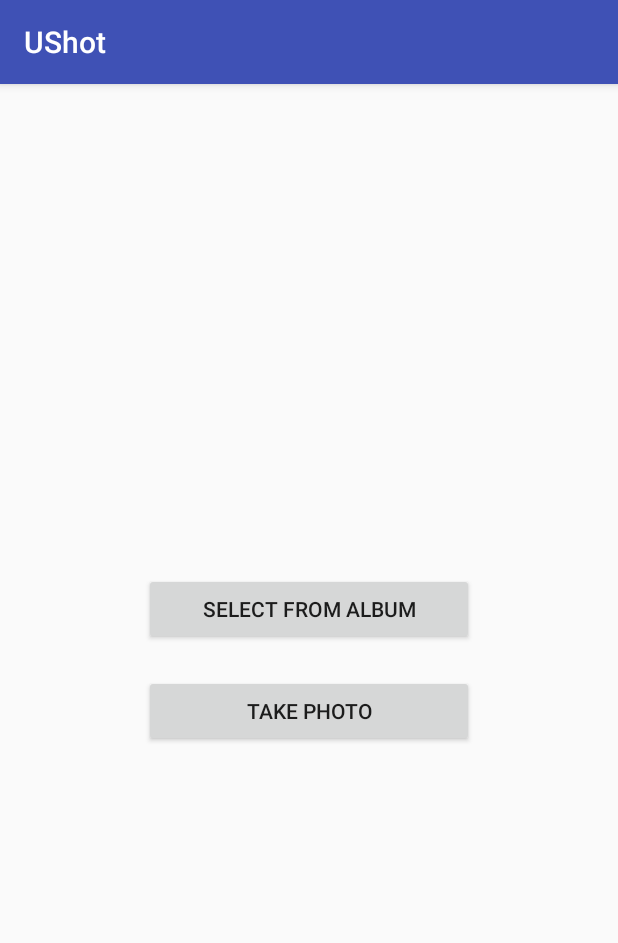
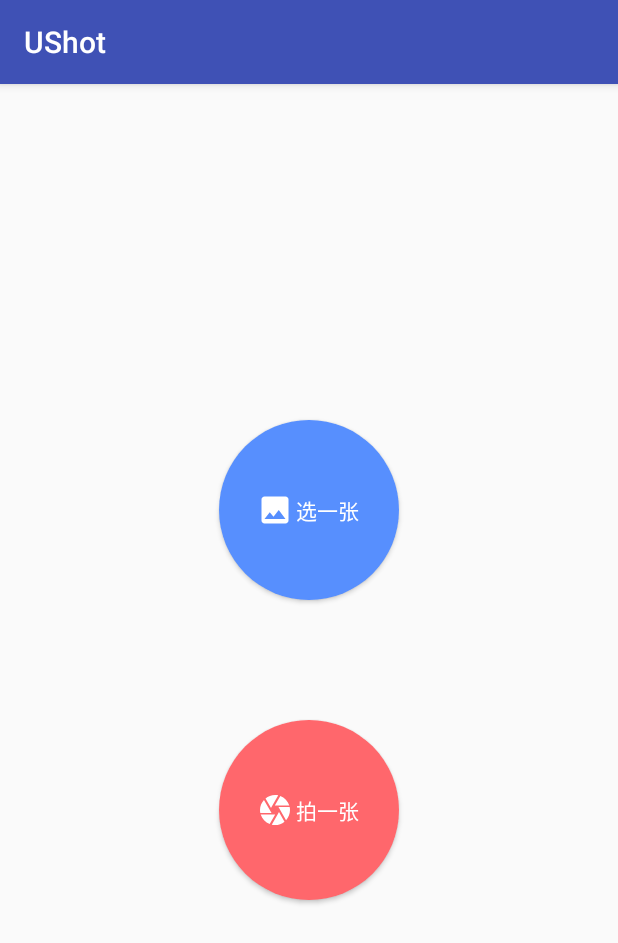
Before and after one commit to Jason-TianrenTan/UShot, an Android app: the screen it shows after launch (MainActivity), on a phone screen of 412 x 824 dp. Shown: the top 943 px of the screen. Run offline under Robolectric (Android 15) with nearby library versions, the phone set to English and light mode, and no system bars; our stand-ins replace ButterKnife; libraries missing offline, so code that uses them is left out: com.jph.takephoto, com.zhihu.matisse; 1 statement that could not run was skipped.

Commit message:
Enhance UI Add button styles Add icons

```diff
--- /dev/null
+++ b/app/src/main/res/drawable/button_choose.xml
@@ -0,0 +1,6 @@
+<?xml version="1.0" encoding="utf-8"?>
+<shape xmlns:android="http://schemas.android.com/apk/res/android"
+    android:shape="rectangle">
+    <corners android:radius="60dp" />
+    <solid android:color="#578ffe" />
+</shape>
--- /dev/null
+++ b/app/src/main/res/drawable/button_take.xml
@@ -0,0 +1,6 @@
+<?xml version="1.0" encoding="utf-8"?>
+<shape xmlns:android="http://schemas.android.com/apk/res/android"
+    android:shape="rectangle">
+    <corners android:radius="60dp" />
+    <solid android:color="#ff676c" />
+</shape>
--- /dev/null
+++ b/app/src/main/res/drawable/ic_camera_black_24dp.xml
@@ -0,0 +1,9 @@
+<vector xmlns:android="http://schemas.android.com/apk/res/android"
+    android:width="24dp"
+    android:height="24dp"
+    android:viewportHeight="24.0"
+    android:viewportWidth="24.0">
+    <path
+        android:fillColor="#FFFFFF"
+        android:pathData="M9.4,10.5l4.77,-8.26C13.47,2.09 12.75,2 12,2c-2.4,0 -4.6,0.85 -6.32,2.25l3.66,6.35 0.06,-0.1zM21.54,9c-0.92,-2.92 -3.15,-5.26 -6,-6.34L11.88,9h9.66zM21.8,10h-7.49l0.29,0.5 4.76,8.25C21,16.97 22,14.61 22,12c0,-0.69 -0.07,-1.35 -0.2,-2zM8.54,12l-3.9,-6.75C3.01,7.03 2,9.39 2,12c0,0.69 0.07,1.35 0.2,2h7.49l-1.15,-2zM2.46,15c0.92,2.92 3.15,5.26 6,6.34L12.12,15L2.46,15zM13.73,15l-3.9,6.76c0.7,0.15 1.42,0.24 2.17,0.24 2.4,0 4.6,-0.85 6.32,-2.25l-3.66,-6.35 -0.93,1.6z" />
+</vector>
--- /dev/null
+++ b/app/src/main/res/drawable/ic_image_black_24dp.xml
@@ -0,0 +1,9 @@
+<vector xmlns:android="http://schemas.android.com/apk/res/android"
+        android:width="24dp"
+        android:height="24dp"
+        android:viewportWidth="24.0"
+        android:viewportHeight="24.0">
+    <path
+        android:fillColor="#FFFFFF"
+        android:pathData="M21,19V5c0,-1.1 -0.9,-2 -2,-2H5c-1.1,0 -2,0.9 -2,2v14c0,1.1 0.9,2 2,2h14c1.1,0 2,-0.9 2,-2zM8.5,13.5l2.5,3.01L14.5,12l4.5,6H5l3.5,-4.5z"/>
+</vector>
--- a/app/src/main/res/layout/activity_main.xml
+++ b/app/src/main/res/layout/activity_main.xml
@@ -12,18 +12,34 @@
         android:layout_height="wrap_content"
         android:gravity="center"
         android:orientation="vertical">
+
         <Button
             android:id="@+id/btn_select_photo"
-            android:layout_width="match_parent"
-            android:layout_height="wrap_content"
-            android:text="Select from album"/>
+            android:layout_width="120dp"
+            android:layout_height="120dp"
+            android:layout_gravity="center"
+            android:layout_marginBottom="40dp"
+            android:layout_marginTop="40dp"
+            android:background="@drawable/button_choose"
+            android:drawableStart="@drawable/ic_image_black_24dp"
+            android:paddingLeft="25dp"
+            android:paddingRight="25dp"
+            android:text="选一张"
+            android:textColor="#FFFFFF" />
 
         <Button
-            android:layout_marginTop="20dp"
             android:id="@+id/btn_take_photo"
-            android:layout_width="match_parent"
-            android:layout_height="wrap_content"
-            android:text="Take photo"/>
+            android:layout_width="120dp"
+            android:layout_height="120dp"
+            android:layout_gravity="center"
+            android:layout_marginBottom="40dp"
+            android:layout_marginTop="40dp"
+            android:background="@drawable/button_take"
+            android:drawableStart="@drawable/ic_camera_black_24dp"
+            android:paddingLeft="25dp"
+            android:paddingRight="25dp"
+            android:text="拍一张"
+            android:textColor="#FFFFFF" />
     </LinearLayout>
 
 
```
